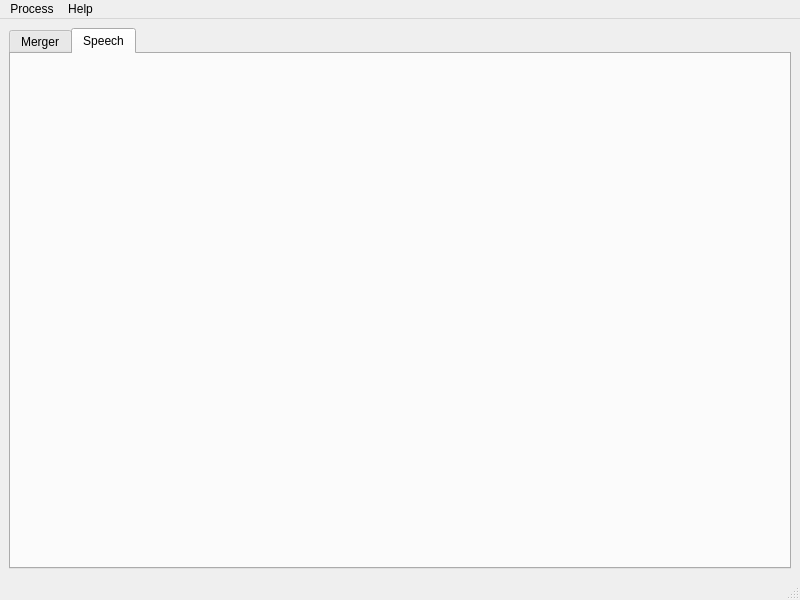
The window that gui.ui (farzadasgari/PDFPyMerger) describes before a commit, drawn with Qt 5.
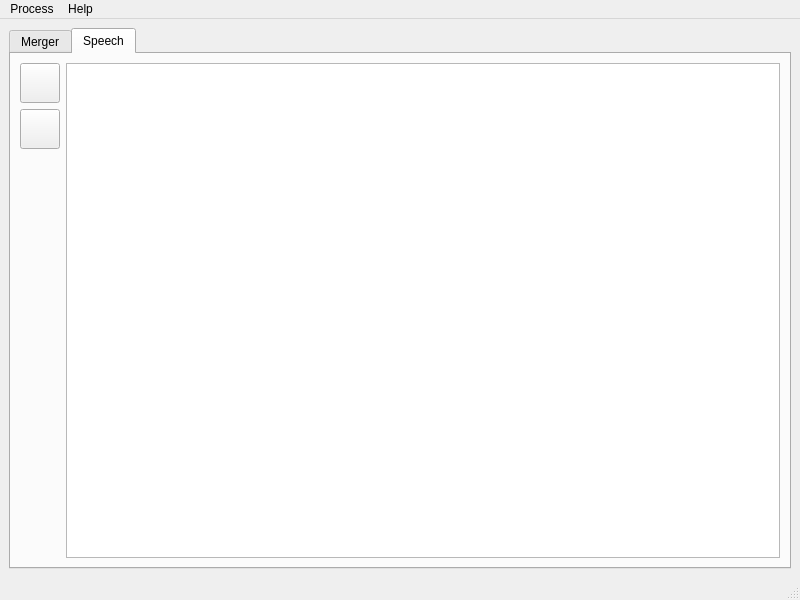
The same window after the commit. The open tabs and pages were chosen to show the change. Icons and pictures are not drawn.

Commit message: Adding Open PDF File and Text to Speech Buttons with Icons

The edit to the form file:
```diff
--- a/gui.ui
+++ b/gui.ui
@@ -500,6 +500,94 @@
        <attribute name="title">
         <string>Speech</string>
        </attribute>
+       <layout class="QHBoxLayout" name="horizontalLayout_3">
+        <item>
+         <layout class="QVBoxLayout" name="verticalLayout_3">
+          <item>
+           <widget class="QPushButton" name="speechOpenFileButton">
+            <property name="minimumSize">
+             <size>
+              <width>0</width>
+              <height>40</height>
+             </size>
+            </property>
+            <property name="toolTip">
+             <string>Open PDF</string>
+            </property>
+            <property name="statusTip">
+             <string>Open PDF File for Speech</string>
+            </property>
+            <property name="text">
+             <string/>
+            </property>
+            <property name="icon">
+             <iconset>
+              <normaloff>Icons/open.png</normaloff>Icons/open.png</iconset>
+            </property>
+            <property name="iconSize">
+             <size>
+              <width>35</width>
+              <height>35</height>
+             </size>
+            </property>
+           </widget>
+          </item>
+          <item>
+           <widget class="QPushButton" name="speechReadButton">
+            <property name="minimumSize">
+             <size>
+              <width>0</width>
+              <height>40</height>
+             </size>
+            </property>
+            <property name="toolTip">
+             <string>Speech</string>
+            </property>
+            <property name="statusTip">
+             <string>Text to Speech</string>
+            </property>
+            <property name="text">
+             <string/>
+            </property>
+            <property name="icon">
+             <iconset>
+              <normaloff>Icons/speech.png</normaloff>Icons/speech.png</iconset>
+            </property>
+            <property name="iconSize">
+             <size>
+              <width>35</width>
+              <height>35</height>
+             </size>
+            </property>
+           </widget>
+          </item>
+          <item>
+           <spacer name="verticalSpacer">
+            <property name="orientation">
+             <enum>Qt::Vertical</enum>
+            </property>
+            <property name="sizeHint" stdset="0">
+             <size>
+              <width>20</width>
+              <height>40</height>
+             </size>
+            </property>
+           </spacer>
+          </item>
+         </layout>
+        </item>
+        <item>
+         <layout class="QVBoxLayout" name="verticalLayout_4">
+          <item>
+           <widget class="QTextBrowser" name="textToSpeechBrowser">
+            <property name="statusTip">
+             <string>Opened PDF File for Speech</string>
+            </property>
+           </widget>
+          </item>
+         </layout>
+        </item>
+       </layout>
       </widget>
      </widget>
     </item>
```
Left out of the diff: 8 changed lines with no effect on the pictures. The commit also changes 4 other files.
